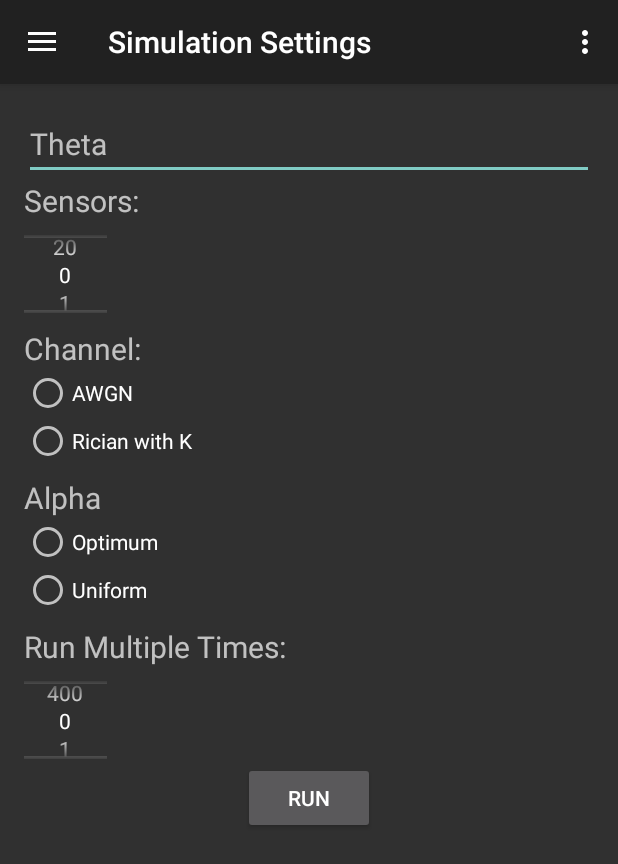
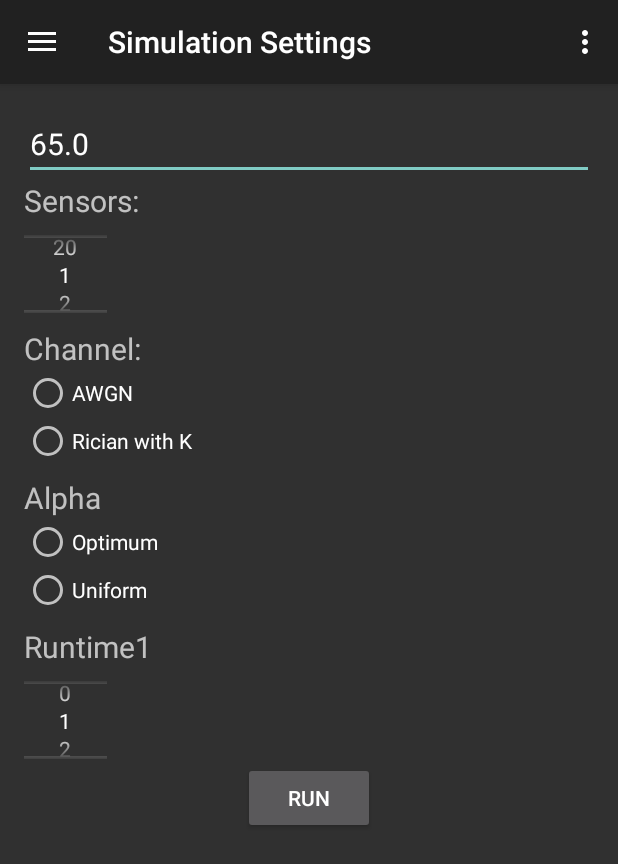
Before and after one commit to Saleh95/Wireless, an Android app: the ConfigurationActivity screen opened directly, with no data from a screen before it, on a phone screen of 412 x 824 dp. Shown: the top 864 px of the screen. Run offline under Robolectric (Android 15) with nearby library versions, the phone set to English and light mode, and no system bars; libraries missing offline, so code that uses them is left out: com.flask.colorpicker, com.github.mikephil.charting; plain views replace AlphaSlider, ColorPickerView, LightnessSlider; 3 statements that could not run were skipped.

Commit message:
New Optmization

```diff
--- a/app/src/main/java/wonders/simulator/AppManager.java
+++ b/app/src/main/java/wonders/simulator/AppManager.java
@@ -11,7 +11,7 @@ public class AppManager {
     private GraphGenerator g;
     private static AppManager app;
 
-    protected AppManager() {
+    private AppManager() {
         g = GraphGenerator.getInstance();
     }
 
@@ -21,6 +21,7 @@ public class AppManager {
         return app;
     }
 
+
     public void setColor(int color){
         g.setColor(color);
     }
@@ -28,6 +29,8 @@ public class AppManager {
     public void setRound(int round){
         g.setRounds(round);
     }       // send time to here
+
+    public int getRound(){return g.getRounds();}
 
     public void setMax(int max){
         g.setMaximumSamples(max);
--- a/app/src/main/java/wonders/simulator/ConfigurationActivity.java
+++ b/app/src/main/java/wonders/simulator/ConfigurationActivity.java
@@ -30,7 +30,7 @@ import wonders.simulator.wsnsimulation.SimulationSetup;
 public class ConfigurationActivity extends Simulator_main implements SetupListener{
 
     SimulationSetup setup;
-    private AppManager manager = new AppManager();
+    private AppManager manager = AppManager.getApp();
     /* These buttons hold the values that get changed with listeners and the onRadioButtonClicked
         The code crashes now when I try to click anything on the simulation navigation menu, it didn't
         crash until I included theta and started calling setupChanged()
@@ -42,6 +42,7 @@ public class ConfigurationActivity extends Simulator_main implements SetupListen
     static final String PREFS_NAME = "graph";
     SharedPreferences settings;
     SharedPreferences.Editor editor;
+    private EditText theta_input;
 
     @Override
     protected void onCreate(Bundle savedInstanceState) {
@@ -55,17 +56,25 @@ public class ConfigurationActivity extends Simulator_main implements SetupListen
 
         settings = getApplicationContext().getSharedPreferences(PREFS_NAME, 0);
         editor = settings.edit();
+        SimulationManager.updateSimulation(settings);
+
+
 
         // grab number picker for sensors and runtime, create object
         NumberPicker run_picker = (NumberPicker)findViewById(R.id.runtime_picker);
         run_picker.setMinValue(0);
         run_picker.setMaxValue(400);
         NumberPicker sensor_picker = (NumberPicker)findViewById(R.id.sensors_picker);
-        sensor_picker.setMinValue(0);
+        sensor_picker.setValue(SimulationManager.getSimulationSetup().getSensorCount());
+        sensor_picker.setMinValue(1);
         sensor_picker.setMaxValue(20);
 
 
         //handle changing of number picker
+
+        run_picker.setValue(manager.getRound());
+        runtime_view.setText("Runtime"+Integer.toString(manager.getRound()));
+
         run_picker.setOnValueChangedListener(new NumberPicker.OnValueChangeListener(){
 
             @Override
@@ -88,12 +97,13 @@ public class ConfigurationActivity extends Simulator_main implements SetupListen
         });
 
         // handle user input for theta
-        final EditText theta_input = (EditText) findViewById(R.id.theta_input);
+        theta_input = (EditText) findViewById(R.id.theta_input);
         theta_input.setFocusable(true);
         theta_input.requestFocus();
         theta_input.setOnKeyListener(new View.OnKeyListener(){
             public boolean onKey(View view, int key, KeyEvent event){
                 // detect if user presses enter, change theta accordingly
+                ((EditText)view).setText("");
                 if((event.getAction() == KeyEvent.ACTION_DOWN) && (key == KeyEvent.KEYCODE_ENTER)){
                     if(!theta_input.getText().toString().equals("")){
                         theta = Double.parseDouble(theta_input.getText().toString());
@@ -103,6 +113,8 @@ public class ConfigurationActivity extends Simulator_main implements SetupListen
                 return false;
             }
         });
+
+        theta_input.setText(Double.toString(SimulationManager.getSimulationSetup().getTheta()));
 
         /*if(!theta_input.getText().toString().equals("")){
             theta = Double.parseDouble(theta_input.getText().toString());
@@ -120,21 +132,8 @@ public class ConfigurationActivity extends Simulator_main implements SetupListen
     }
 
 
-    public void RunDefaultSetup(){
-        SimulationManager.getSimulationSetup().setObservation(SimulationSetup.DEFAULT_OBSERVATION);
-        SimulationManager.getSimulationSetup().setSensorCount(SimulationSetup.DEFAULT_SENSOR_COUNT);
-        SimulationManager.getSimulationSetup().setTheta(SimulationSetup.DEFAULT_THETA);
-        SimulationManager.getSimulationSetup().setPower(SimulationSetup.DEFAULT_POWER);
-        SimulationManager.getSimulationSetup().setVarianceN(SimulationSetup.DEFAULT_N);
-        SimulationManager.getSimulationSetup().setVarianceV(SimulationSetup.DEFAULT_V);
-        SimulationManager.getSimulationSetup().setK(SimulationSetup.DEFAULT_K);
-        SimulationManager.getSimulationSetup().setRician(SimulationSetup.DEFAULT_RICIAN);
-        SimulationManager.getSimulationSetup().setUniform(SimulationSetup.DEFAULT_UNIFORM);
-    }
-
     @Override
     public void setupChanged() {
-//        SimulationManager.updateSimulation(settings);
         SimulationManager.getSimulationSetup().setObservation(SimulationSetup.DEFAULT_OBSERVATION);
         SimulationManager.getSimulationSetup().setSensorCount(sensors);
         SimulationManager.getSimulationSetup().setTheta(SimulationSetup.DEFAULT_THETA);
--- a/app/src/main/java/wonders/simulator/GraphActivity.java
+++ b/app/src/main/java/wonders/simulator/GraphActivity.java
@@ -134,6 +134,7 @@ public class GraphActivity extends Simulator_main implements OnChartGestureListe
         mChart.setDrawGridBackground(false);
         mChart.setMaxHighlightDistance(300);
 
+
         mSeekBarY.setOnSeekBarChangeListener(this);
         mSeekBarX.setOnSeekBarChangeListener(this);
 
@@ -163,6 +164,8 @@ public class GraphActivity extends Simulator_main implements OnChartGestureListe
                 return true;
             }
         });
+
+        mChart.setOnChartValueSelectedListener(this);
 
         // add data
         manager = AppManager.getApp();
@@ -246,7 +249,7 @@ public class GraphActivity extends Simulator_main implements OnChartGestureListe
     @Override
     public void onValueSelected(Entry e, Highlight h) {
         Toast toast = Toast.makeText(getApplicationContext(),"X:"+Float.toString(e.getX())
-                +"Y:"+Float.toString(e.getY()),Toast.LENGTH_LONG);
+                +"\nY:"+Float.toString(e.getY()),Toast.LENGTH_LONG);
         toast.show();
     }
 
--- a/app/src/main/java/wonders/simulator/GraphGenerator.java
+++ b/app/src/main/java/wonders/simulator/GraphGenerator.java
@@ -34,6 +34,10 @@ public class GraphGenerator {
 
     private GraphGenerator() {
 
+    }
+
+    public int getRounds() {
+        return rounds;
     }
 
     public static GraphGenerator getInstance(){
```
Also changed, not shown: app/src/main/java/wonders/simulator/Simulator_main.java (+10 -0 lines), app/src/main/res/layout/color_picker.xml (+10 -0 lines), app/src/main/res/drawable/palette.jpg (added).
